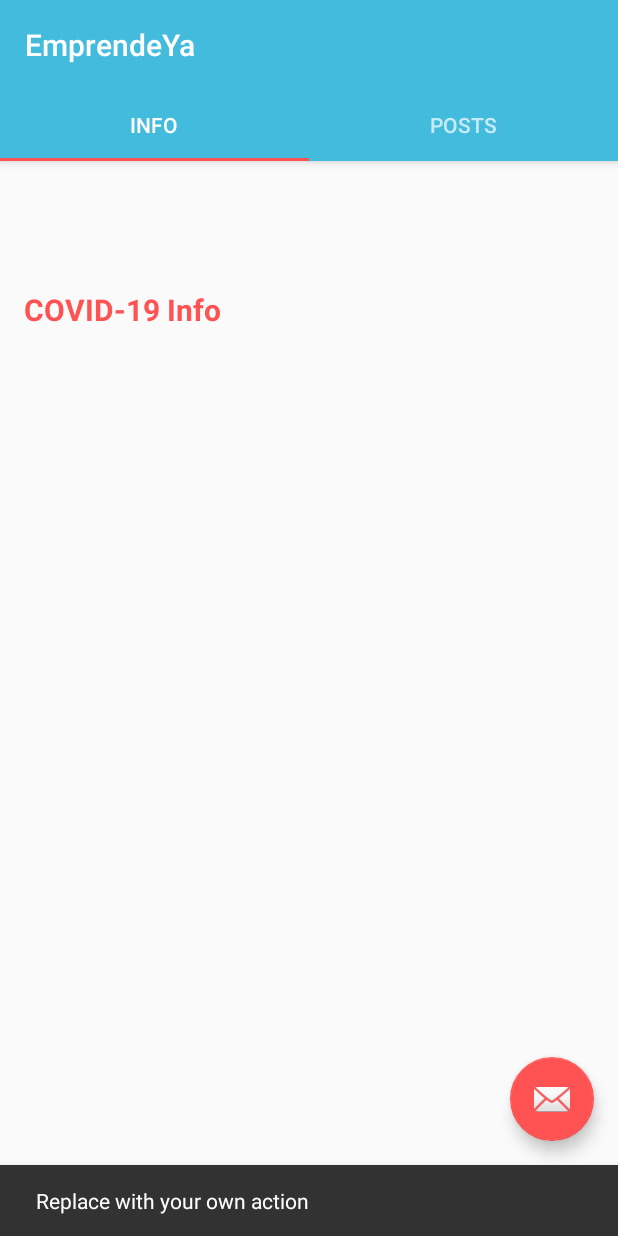
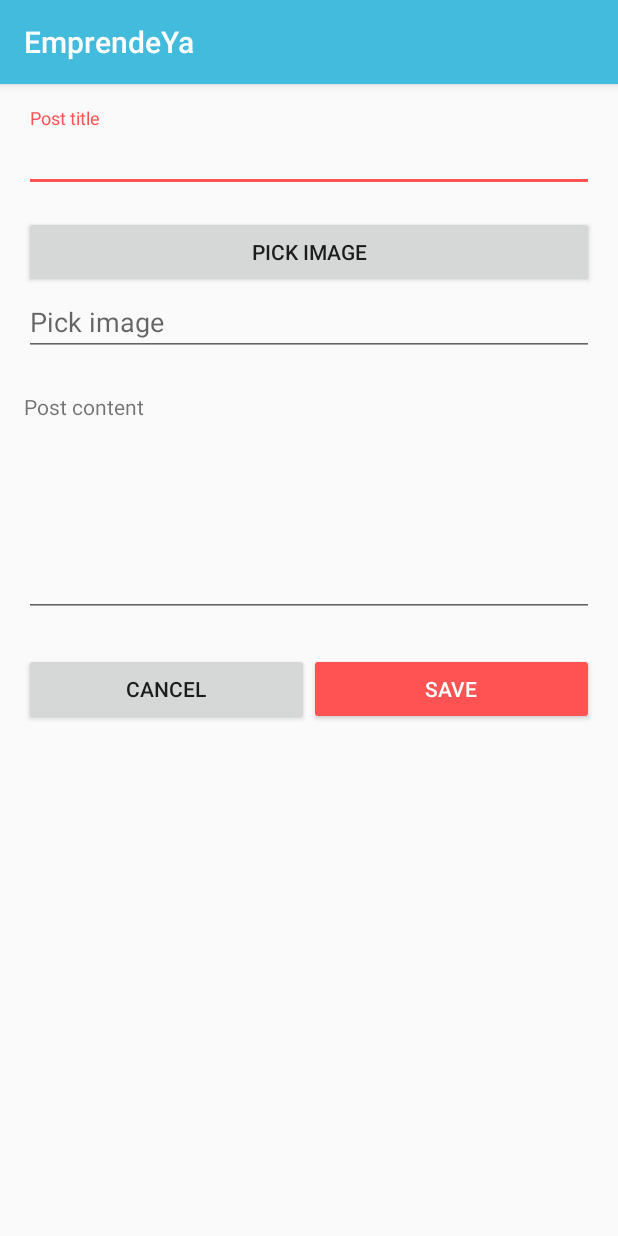
Before and after one commit to andres-vasquez-coderoad-com/android-cert-upb-2020, an Android app: the StartupDetailsActivity screen opened directly, with no data from a screen before it, after a tap on an icon or button, on a phone screen of 412 x 824 dp. Run offline under Robolectric (Android 15) with nearby library versions, the phone set to English and light mode, and no system bars; our stand-ins replace Picasso, Room's generated code; pictures from the network do not load; Roboto replaces fonts that are not available here; 1 statement that could not run was skipped.

Commit message:
Firebase> Create posts.

```diff
--- a/app/src/main/AndroidManifest.xml
+++ b/app/src/main/AndroidManifest.xml
@@ -11,10 +11,11 @@
         android:roundIcon="@mipmap/ic_launcher_round"
         android:supportsRtl="true"
         android:theme="@style/AppTheme">
+        <activity android:name=".ui.activities.CreatePostActivity"></activity>
         <activity
             android:name=".ui.activities.StartupDetailsActivity"
             android:label="@string/title_activity_startup_details"
-            android:theme="@style/AppTheme.NoActionBar"></activity>
+            android:theme="@style/AppTheme.NoActionBar" />
         <activity
             android:name=".ui.activities.LoginActivity"
             android:screenOrientation="portrait">
--- a/app/src/main/java/bo/com/emprendeya/repository/RepositoryImpl.java
+++ b/app/src/main/java/bo/com/emprendeya/repository/RepositoryImpl.java
@@ -1,4 +1,6 @@
 package bo.com.emprendeya.repository;
+
+import android.net.Uri;
 
 import androidx.lifecycle.LiveData;
 
@@ -10,6 +12,7 @@ import bo.com.emprendeya.model.Startup;
 import bo.com.emprendeya.model.users.User;
 
 public interface RepositoryImpl {
+    /* ************************* Users **************************/
     LiveData<Base<User>> loginWithEmailPassword(String email, String password);
 
     LiveData<Base<User>> loginWithGoogle(String idToken);
@@ -21,4 +24,10 @@ public interface RepositoryImpl {
     LiveData<Base<User>> getCurrentUser();
 
     void signOut();
+
+    /* ************************* Posts **************************/
+
+    LiveData<Base<String>> addPostToStartup(String uuidStartup, Post post, Uri image);
+
+    LiveData<Base<List<Post>>> observeStartupPost(String uuidStartup);
 }
--- /dev/null
+++ b/app/src/main/java/bo/com/emprendeya/ui/activities/CreatePostActivity.java
@@ -0,0 +1,112 @@
+package bo.com.emprendeya.ui.activities;
+
+import androidx.appcompat.app.AppCompatActivity;
+import androidx.lifecycle.Observer;
+import androidx.lifecycle.ViewModelProvider;
+
+import android.content.Context;
+import android.content.Intent;
+import android.os.Bundle;
+import android.util.Log;
+import android.view.View;
+import android.widget.Button;
+import android.widget.EditText;
+import android.widget.Toast;
+
+import com.google.android.material.snackbar.BaseTransientBottomBar;
+import com.google.android.material.snackbar.Snackbar;
+import com.google.android.material.textfield.TextInputEditText;
+import com.google.android.material.textfield.TextInputLayout;
+
+import java.util.Calendar;
+
+import bo.com.emprendeya.R;
+import bo.com.emprendeya.model.Base;
+import bo.com.emprendeya.model.Post;
+import bo.com.emprendeya.utils.Constants;
+import bo.com.emprendeya.utils.ErrorMapper;
+import bo.com.emprendeya.viewModel.CreatePostViewModel;
+import bo.com.emprendeya.viewModel.LoginViewModel;
+
+public class CreatePostActivity extends AppCompatActivity {
+    private static final String LOG = CreatePostActivity.class.getSimpleName();
+
+    private CreatePostViewModel viewModel;
+    private Context context;
+    private String uuidStartup;
+
+    private TextInputLayout postTitleTextInputLayout;
+    private TextInputEditText postTitleTextInputEditText;
+    private Button pickImageButton;
+    private EditText photoUrlEditTExt;
+    private EditText contentEditText;
+    private Button cancelButton;
+    private Button saveButton;
+
+    @Override
+    protected void onCreate(Bundle savedInstanceState) {
+        super.onCreate(savedInstanceState);
+        setContentView(R.layout.activity_create_post);
+        context = this;
+        viewModel = new ViewModelProvider(this).get(CreatePostViewModel.class);
+
+        initViews();
+        initEvents();
+        getIntentValues();
+    }
+
+    private void initViews() {
+        postTitleTextInputLayout = findViewById(R.id.postTitleTextInputLayout);
+        postTitleTextInputEditText = findViewById(R.id.postTitleTextInputEditText);
+        pickImageButton = findViewById(R.id.pickImageButton);
+        photoUrlEditTExt = findViewById(R.id.photoUrlEditTExt);
+        contentEditText = findViewById(R.id.contentEditText);
+        cancelButton = findViewById(R.id.cancelButton);
+        saveButton = findViewById(R.id.saveButton);
+    }
+
+    private void initEvents() {
+        pickImageButton.setOnClickListener(view -> {
+            //TODO
+        });
+
+        cancelButton.setOnClickListener(view -> {
+            finish();
+        });
+
+        saveButton.setOnClickListener(view -> {
+            Post post = new Post();
+            post.setTitle(postTitleTextInputEditText.getText().toString());
+            post.setContent(contentEditText.getText().toString());
+
+            //TODO temp
+            post.setCoverPhoto(photoUrlEditTExt.getText().toString());
+            post.setTimestamp(Calendar.getInstance().getTimeInMillis());
+
+            if (!post.getTitle().isEmpty() && !post.getContent().isEmpty() &&
+                    !post.getCoverPhoto().isEmpty()) {
+
+                viewModel.createPost(uuidStartup, post, null).observe(this, new Observer<Base<String>>() {
+                    @Override
+                    public void onChanged(Base<String> stringBase) {
+                        if (stringBase.isSuccess()) {
+                            Log.e(LOG, "createPost.isSuccess");
+                        } else {
+                            Log.e(LOG, "createPost.error", stringBase.getException());
+                        }
+                    }
+                });
+            } else {
+                Toast.makeText(context, context.getString(R.string.error_fill_values),
+                        Toast.LENGTH_SHORT).show();
+            }
+        });
+    }
+
+    private void getIntentValues() {
+        Intent intent = getIntent();
+        if (intent.hasExtra(Constants.KEY_STARTUP_UUID_SELECTED)) {
+            uuidStartup = intent.getStringExtra(Constants.KEY_STARTUP_UUID_SELECTED);
+        }
+    }
+}
--- a/app/src/main/java/bo/com/emprendeya/ui/activities/StartupDetailsActivity.java
+++ b/app/src/main/java/bo/com/emprendeya/ui/activities/StartupDetailsActivity.java
@@ -34,6 +34,7 @@ public class StartupDetailsActivity extends AppCompatActivity {
     private FloatingActionButton fab;
 
     private StartupDetailsViewModel viewModel;
+    private Startup startupSelected;
 
     @Override
     protected void onCreate(Bundle savedInstanceState) {
@@ -59,8 +60,9 @@ public class StartupDetailsActivity extends AppCompatActivity {
         fab.setOnClickListener(new View.OnClickListener() {
             @Override
             public void onClick(View view) {
-                Snackbar.make(view, "Replace with your own action", Snackbar.LENGTH_LONG)
-                        .setAction("Action", null).show();
+                Intent intent = new Intent(context, CreatePostActivity.class);
+                intent.putExtra(Constants.KEY_STARTUP_UUID_SELECTED, startupSelected.getUuid());
+                startActivity(intent);
             }
         });
     }
@@ -78,6 +80,7 @@ public class StartupDetailsActivity extends AppCompatActivity {
                 String json = intent.getStringExtra(Constants.KEY_STARTUP_SELECTED);
                 Startup startup = new Gson().fromJson(json, Startup.class);
                 Log.e("Tiempo", "getIntentValues");
+                startupSelected = startup;
                 viewModel.setStartup(startup);
                 Log.e("StartupName", startup.getDisplayName());
             } catch (Exception ex) {
--- a/app/src/main/java/bo/com/emprendeya/utils/Constants.java
+++ b/app/src/main/java/bo/com/emprendeya/utils/Constants.java
@@ -19,6 +19,7 @@ public class Constants {
     public static final String KEY_UUID = "uuid";
     public static final String KEY_DISPLAY_NAME = "displayName";
     public static final String KEY_STARTUP_SELECTED = "startupSelected";
+    public static final String KEY_STARTUP_UUID_SELECTED = "uuidStartup";
 
     //Startup Lists
     public static final int CAROUSEL_COUNT = 5;
@@ -30,4 +31,5 @@ public class Constants {
 
     //Firebase
     public static final String FIREBASE_PATH_USERS = "/users";
+    public static final String FIREBASE_PATH_STARTUP = "/startups";
 }
--- /dev/null
+++ b/app/src/main/java/bo/com/emprendeya/viewModel/CreatePostViewModel.java
@@ -0,0 +1,32 @@
+package bo.com.emprendeya.viewModel;
+
+import android.app.Application;
+import android.net.Uri;
+
+import androidx.annotation.NonNull;
+import androidx.lifecycle.AndroidViewModel;
+import androidx.lifecycle.LiveData;
+import androidx.lifecycle.MutableLiveData;
+import androidx.lifecycle.Observer;
+
+import java.util.List;
+
+import bo.com.emprendeya.model.Base;
+import bo.com.emprendeya.model.Post;
+import bo.com.emprendeya.model.Startup;
+import bo.com.emprendeya.repository.Repository;
+import bo.com.emprendeya.repository.RepositoryImpl;
+
+public class CreatePostViewModel extends AndroidViewModel {
+
+    private RepositoryImpl repository;
+
+    public CreatePostViewModel(@NonNull Application application) {
+        super(application);
+        repository = new Repository(application);
+    }
+
+    public LiveData<Base<String>> createPost(String uuidStartup, Post post, Uri image) {
+        return repository.addPostToStartup(uuidStartup, post, image);
+    }
+}
--- a/app/src/main/java/bo/com/emprendeya/viewModel/StartupDetailsViewModel.java
+++ b/app/src/main/java/bo/com/emprendeya/viewModel/StartupDetailsViewModel.java
@@ -1,12 +1,30 @@
 package bo.com.emprendeya.viewModel;
 
+import android.app.Application;
+
+import androidx.annotation.NonNull;
+import androidx.lifecycle.AndroidViewModel;
+import androidx.lifecycle.LiveData;
 import androidx.lifecycle.MutableLiveData;
 import androidx.lifecycle.ViewModel;
 
+import java.util.List;
+
+import bo.com.emprendeya.model.Base;
+import bo.com.emprendeya.model.Post;
 import bo.com.emprendeya.model.Startup;
+import bo.com.emprendeya.repository.Repository;
+import bo.com.emprendeya.repository.RepositoryImpl;
 
-public class StartupDetailsViewModel extends ViewModel {
+public class StartupDetailsViewModel extends AndroidViewModel {
+    private RepositoryImpl repository;
+
     private MutableLiveData<Startup> startup = new MutableLiveData<>();
+
+    public StartupDetailsViewModel(@NonNull Application application) {
+        super(application);
+        repository = new Repository(application);
+    }
 
     public MutableLiveData<Startup> getStartup() {
         return startup;
@@ -15,4 +33,8 @@ public class StartupDetailsViewModel extends ViewModel {
     public void setStartup(Startup startup) {
         this.startup.postValue(startup);
     }
+
+    public LiveData<Base<List<Post>>> observePosts(String uuid) {
+        return repository.observeStartupPost(uuid);
+    }
 }
--- /dev/null
+++ b/app/src/main/res/layout/activity_create_post.xml
@@ -0,0 +1,73 @@
+<?xml version="1.0" encoding="utf-8"?>
+<LinearLayout xmlns:android="http://schemas.android.com/apk/res/android"
+    xmlns:app="http://schemas.android.com/apk/res-auto"
+    xmlns:tools="http://schemas.android.com/tools"
+    android:layout_width="match_parent"
+    android:layout_height="match_parent"
+    android:orientation="vertical"
+    android:padding="@dimen/space_md"
+    tools:context=".ui.activities.CreatePostActivity">
+
+
+    <com.google.android.material.textfield.TextInputLayout
+        android:id="@+id/postTitleTextInputLayout"
+        android:layout_width="match_parent"
+        android:layout_height="wrap_content">
+
+        <com.google.android.material.textfield.TextInputEditText
+            android:id="@+id/postTitleTextInputEditText"
+            android:layout_width="match_parent"
+            android:layout_height="wrap_content"
+            android:hint="@string/post_title" />
+
+    </com.google.android.material.textfield.TextInputLayout>
+
+    <Button
+        android:id="@+id/pickImageButton"
+        android:layout_width="match_parent"
+        android:layout_height="wrap_content"
+        android:layout_marginTop="@dimen/space_md"
+        android:text="@string/post_image" />
+
+    <EditText
+        android:id="@+id/photoUrlEditTExt"
+        android:layout_width="match_parent"
+        android:layout_height="wrap_content"
+        android:hint="@string/post_image" />
+
+    <TextView
+        android:layout_width="match_parent"
+        android:layout_height="wrap_content"
+        android:layout_marginTop="@dimen/space_xl"
+        android:text="@string/post_content" />
+
+    <EditText
+        android:id="@+id/contentEditText"
+        android:layout_width="match_parent"
+        android:layout_height="wrap_content"
+        android:gravity="start|top"
+        android:inputType="textMultiLine"
+        android:lines="5" />
+
+    <LinearLayout
+        android:layout_width="match_parent"
+        android:layout_height="match_parent"
+        android:layout_marginTop="@dimen/space_xl"
+        android:orientation="horizontal">
+
+        <Button
+            android:id="@+id/cancelButton"
+            android:layout_width="0dp"
+            android:layout_height="wrap_content"
+            android:layout_weight="1"
+            android:text="@string/cancel" />
+
+        <Button
+            android:id="@+id/saveButton"
+            style="@style/Widget.AppCompat.Button.Colored"
+            android:layout_width="0dp"
+            android:layout_height="wrap_content"
+            android:layout_weight="1"
+            android:text="@string/save" />
+    </LinearLayout>
+</LinearLayout>
--- a/app/src/main/res/layout/activity_startup_details.xml
+++ b/app/src/main/res/layout/activity_startup_details.xml
@@ -40,5 +40,5 @@
         android:layout_height="wrap_content"
         android:layout_gravity="bottom|end"
         android:layout_margin="@dimen/fab_margin"
-        app:srcCompat="@android:drawable/ic_dialog_email" />
+        app:srcCompat="@android:drawable/ic_input_add" />
 </androidx.coordinatorlayout.widget.CoordinatorLayout>
--- a/app/src/main/res/values/strings.xml
+++ b/app/src/main/res/values/strings.xml
@@ -1,6 +1,10 @@
 <resources>
     <string name="app_name">EmprendeYa</string>
     <string name="signature">Certification 2020</string>
+
+    <!-- Global -->
+    <string name="save">Save</string>
+    <string name="cancel">Cancel</string>
 
     <!-- Login screen -->
     <string name="login">Enter with your account...</string>
@@ -29,4 +33,9 @@
 
     <!-- Startup details fragment -->
     <string name="covid_details">COVID-19 Info</string>
+
+    <!-- Create post Activity -->
+    <string name="post_title">Post title</string>
+    <string name="post_content">Post content</string>
+    <string name="post_image">Pick image</string>
 </resources>
```
Also changed, not shown: app/src/main/java/bo/com/emprendeya/repository/MockRepository.java (+11 -0 lines), app/src/main/java/bo/com/emprendeya/repository/Repository.java (+12 -0 lines), app/src/main/java/bo/com/emprendeya/repository/firebase/FirebaseRepository.java (+12 -0 lines), app/src/main/java/bo/com/emprendeya/repository/firebase/db/FirebaseDbManager.java (+25 -0 lines), 1 other file.
